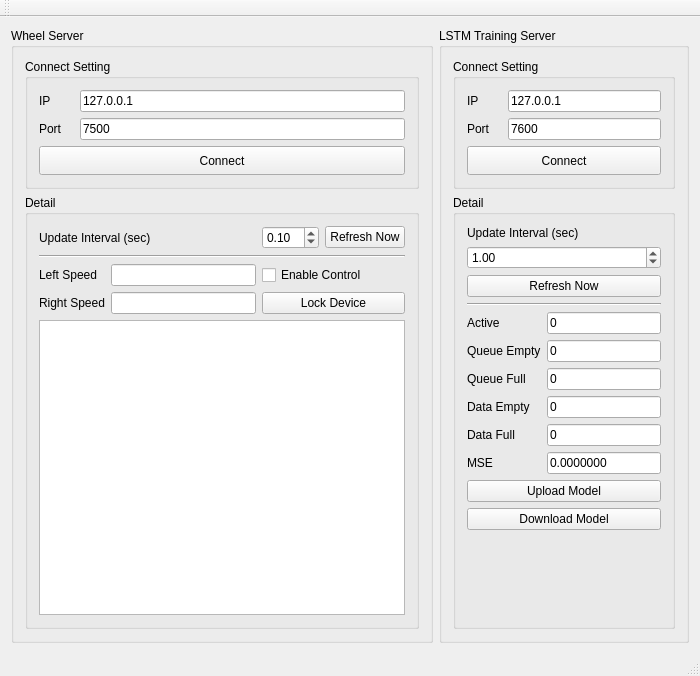
Qt form util/hourglass_monitor/mainwindow.ui (jamesljlster/hourglass) before a commit.
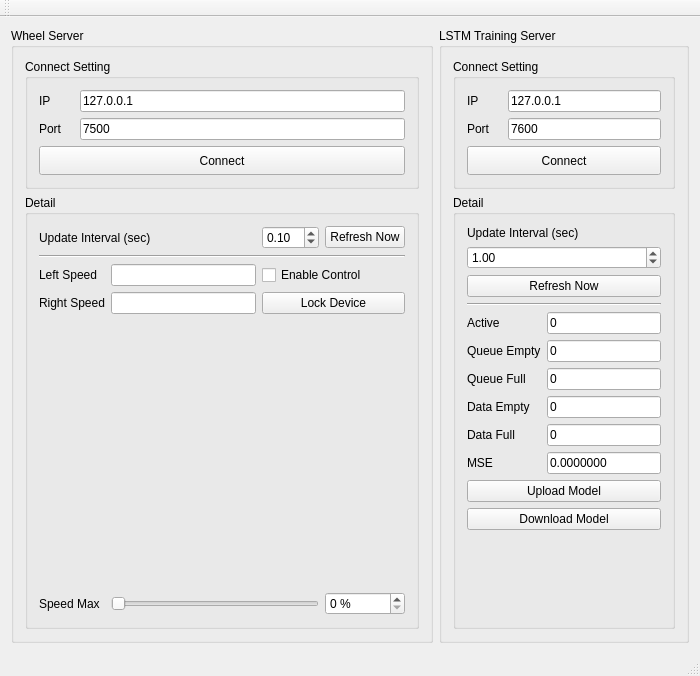
The same form after that commit.

```diff
--- a/util/hourglass_monitor/mainwindow.ui
+++ b/util/hourglass_monitor/mainwindow.ui
@@ -138,9 +138,6 @@
             </property>
            </widget>
           </item>
-          <item row="7" column="0" colspan="4">
-           <widget class="QGraphicsView" name="wsvrCtrlPanel"/>
-          </item>
           <item row="0" column="3">
            <widget class="QPushButton" name="wsvrRefresh">
             <property name="text">
@@ -197,6 +194,16 @@
             </property>
            </widget>
           </item>
+          <item row="7" column="0">
+           <widget class="QLabel" name="label_15">
+            <property name="text">
+             <string>Speed Max</string>
+            </property>
+           </widget>
+          </item>
+          <item row="6" column="0" colspan="4">
+           <widget class="QWidget" name="wsvrCtrlPanel" native="true"/>
+          </item>
           <item row="0" column="2">
            <widget class="QDoubleSpinBox" name="wsvrUpdateInterval">
             <property name="singleStep">
@@ -207,6 +214,20 @@
             </property>
            </widget>
           </item>
+          <item row="7" column="1" colspan="2">
+           <widget class="QSlider" name="horizontalSlider">
+            <property name="orientation">
+             <enum>Qt::Horizontal</enum>
+            </property>
+           </widget>
+          </item>
+          <item row="7" column="3">
+           <widget class="QSpinBox" name="spinBox">
+            <property name="suffix">
+             <string> %</string>
+            </property>
+           </widget>
+          </item>
          </layout>
         </widget>
        </item>
```
Left out of the diff: 24 changed lines with no effect on the pictures.
